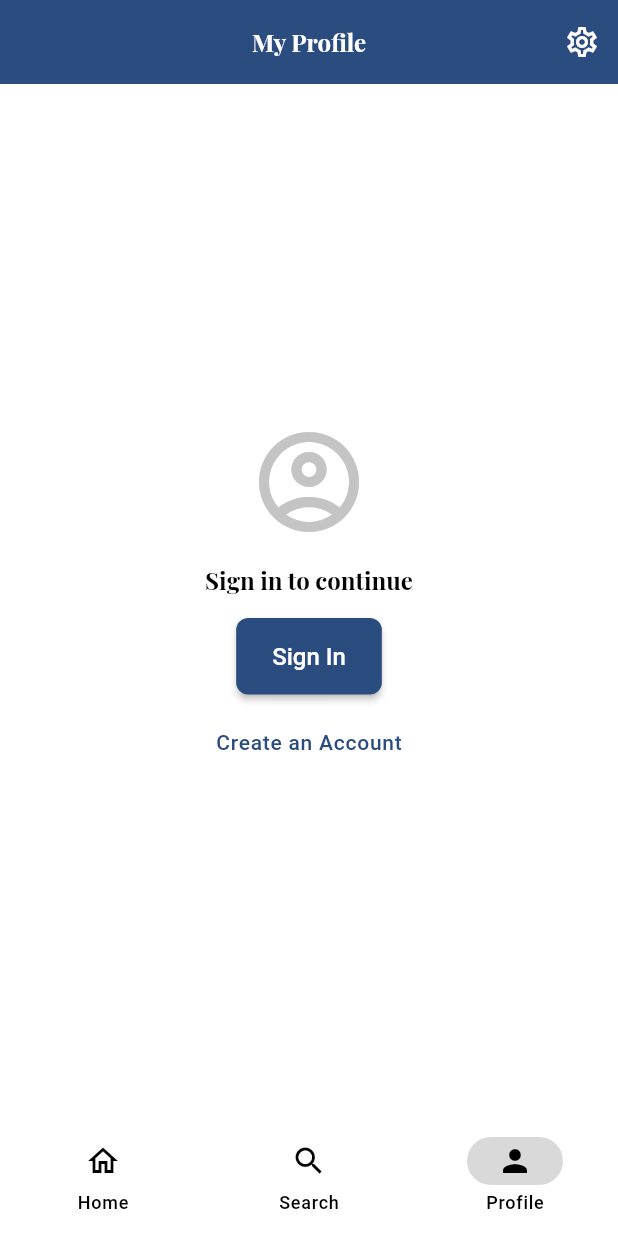
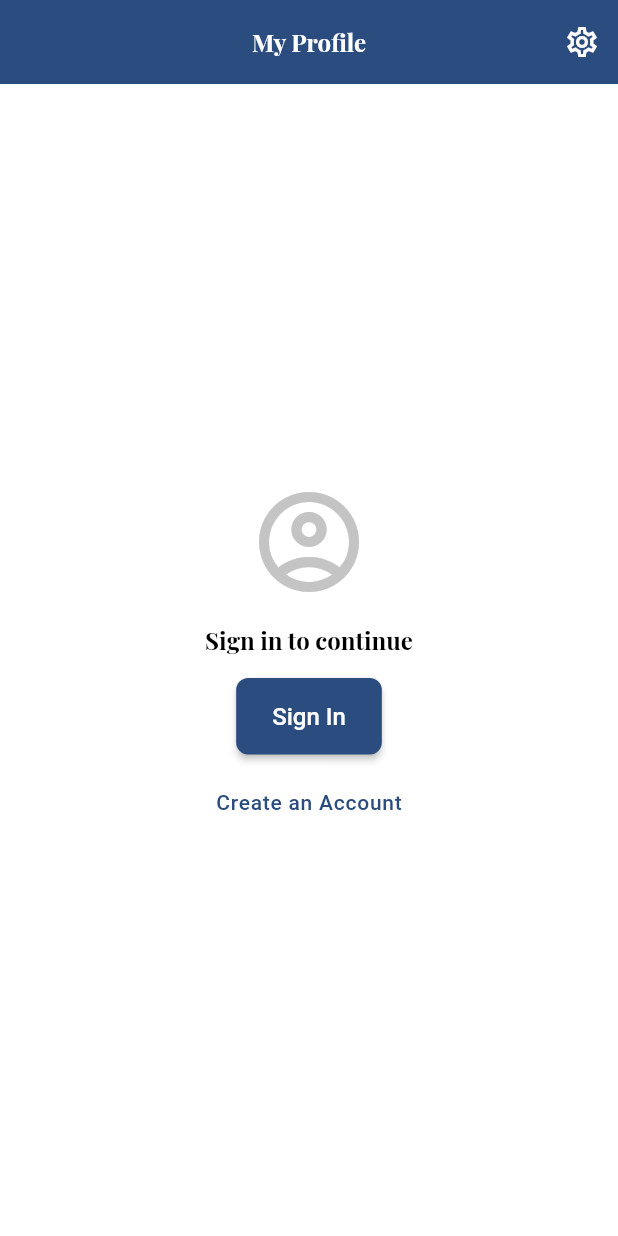
Before and after one commit to MulukanoorVarun/Architek, a Flutter app: the ProfileScreen screen opened by its route, on a phone screen of 412 x 824 dp. Run offline on Flutter 3.47's test engine with Material 3 defaults, Android fonts, the phone set to English and light mode, and no system bars; our stand-ins replace animate_do, carousel_slider, dio, equatable, flutter_bloc, flutter_rating_bar and 4 more; network calls fail.

```diff
--- a/lib/routes/app_router.dart
+++ b/lib/routes/app_router.dart
@@ -1,3 +1,4 @@
+import 'package:arkitek_app/screens/auth/RegistrationScreen.dart';
 import 'package:flutter/material.dart';
 import 'package:go_router/go_router.dart';
 import 'package:arkitek_app/screens/home/home_screen.dart';
@@ -31,12 +32,9 @@ class AppRouter {
   static final GoRouter router = GoRouter(
     initialLocation: AppRoutes.home,
     routes: [
-      ShellRoute(
-        builder: (context, state, child) => MainScreen(child: child),
-        routes: [
       GoRoute(
         path: AppRoutes.home,
-            builder: (context, state) => const HomeScreen(),
+        builder: (context, state) => const RegistrationScreen(),
       ),
       GoRoute(
         path: AppRoutes.findArchitect,
@@ -45,7 +43,8 @@ class AppRouter {
       GoRoute(
         path: AppRoutes.architectsList,
         builder: (context, state) {
-              final location = (state.extra as Map<String, dynamic>)['location'] as String;
+          final location =
+              (state.extra as Map<String, dynamic>)['location'] as String;
           return ArchitectListScreen(location: location);
         },
       ),
@@ -62,9 +61,8 @@ class AppRouter {
       ),
       GoRoute(
         path: AppRoutes.registerArchitect,
-            builder: (context, state) => const RegisterArchitectScreen(),
+        builder: (context, state) => const RegistrationScreen(),
       ),
-
       GoRoute(
         path: AppRoutes.messages,
         builder: (context, state) => const MessagesScreen(),
@@ -78,8 +76,6 @@ class AppRouter {
         builder: (context, state) => const SettingsScreen(),
       ),
     ],
-      ),
-    ],
     errorBuilder: (context, state) => Scaffold(
       body: Center(
         child: Text('Page not found: ${state.uri.path}'),
--- a/lib/theme/app_theme.dart
+++ b/lib/theme/app_theme.dart
@@ -32,7 +32,7 @@ class AppTheme {
       elevation: 0,
       centerTitle: true,
     ),
-    cardTheme: CardTheme(
+    cardTheme: CardThemeData(
       elevation: 2,
       shape: RoundedRectangleBorder(
         borderRadius: BorderRadius.circular(AppSpacing.md),
@@ -75,22 +75,28 @@ class AppTheme {
       ),
     ),
     inputDecorationTheme: InputDecorationTheme(
+      labelStyle: GoogleFonts.playfairDisplay(
+          fontWeight: FontWeight.w500, fontSize: 14, color: Colors.black),
+      hintStyle: GoogleFonts.playfairDisplay(
+          fontWeight: FontWeight.w500, fontSize: 14, color: Colors.black),
       border: OutlineInputBorder(
         borderRadius: BorderRadius.circular(AppSpacing.sm),
-        borderSide: BorderSide(color: AppColors.secondary[400]!),
+        borderSide: BorderSide(color:  AppColors.primary[700]!, width: 1),
       ),
       enabledBorder: OutlineInputBorder(
         borderRadius: BorderRadius.circular(AppSpacing.sm),
-        borderSide: BorderSide(color: AppColors.secondary[400]!),
+        borderSide: BorderSide(color:  AppColors.primary[700]!, width: 1),
       ),
       focusedBorder: OutlineInputBorder(
         borderRadius: BorderRadius.circular(AppSpacing.sm),
-        borderSide: BorderSide(color: AppColors.primary[700]!, width: 2),
+        borderSide: BorderSide(color: AppColors.primary[700]!, width: 1),
       ),
       errorBorder: OutlineInputBorder(
         borderRadius: BorderRadius.circular(AppSpacing.sm),
-        borderSide: BorderSide(color: AppColors.error[700]!, width: 1),
+        borderSide: BorderSide(color: AppColors.primary[700]!, width: 1),
       ),
+      errorStyle: GoogleFonts.playfairDisplay(
+          fontWeight: FontWeight.w400, fontSize: 13, color: Colors.red),
       contentPadding: EdgeInsets.all(AppSpacing.md),
       filled: true,
       fillColor: Colors.white,
@@ -150,7 +156,7 @@ class AppTheme {
       elevation: 0,
       centerTitle: true,
     ),
-    cardTheme: CardTheme(
+    cardTheme: CardThemeData(
       elevation: 4,
       shape: RoundedRectangleBorder(
         borderRadius: BorderRadius.circular(AppSpacing.md),
@@ -194,25 +200,31 @@ class AppTheme {
       ),
     ),
     inputDecorationTheme: InputDecorationTheme(
+      labelStyle: GoogleFonts.playfairDisplay(
+          fontWeight: FontWeight.w500, fontSize: 14, color: Colors.black),
+      hintStyle: GoogleFonts.playfairDisplay(
+          fontWeight: FontWeight.w500, fontSize: 14, color: Colors.black),
       border: OutlineInputBorder(
         borderRadius: BorderRadius.circular(AppSpacing.sm),
-        borderSide: BorderSide(color: AppColors.secondary[700]!),
+        borderSide: BorderSide(color:  AppColors.primary[700]!, width: 1),
       ),
       enabledBorder: OutlineInputBorder(
         borderRadius: BorderRadius.circular(AppSpacing.sm),
-        borderSide: BorderSide(color: AppColors.secondary[700]!),
+        borderSide: BorderSide(color:  AppColors.primary[700]!, width: 1),
       ),
       focusedBorder: OutlineInputBorder(
         borderRadius: BorderRadius.circular(AppSpacing.sm),
-        borderSide: BorderSide(color: AppColors.primary[400]!, width: 2),
+        borderSide: BorderSide(color: AppColors.primary[700]!, width: 1),
       ),
       errorBorder: OutlineInputBorder(
         borderRadius: BorderRadius.circular(AppSpacing.sm),
-        borderSide: BorderSide(color: AppColors.error[600]!, width: 1),
+        borderSide: BorderSide(color: AppColors.primary[700]!, width: 1),
       ),
+      errorStyle: GoogleFonts.playfairDisplay(
+          fontWeight: FontWeight.w400, fontSize: 13, color: Colors.red),
       contentPadding: EdgeInsets.all(AppSpacing.md),
       filled: true,
-      fillColor: Color(0xFF2C2C2C),
+      fillColor: Colors.white,
     ),
     bottomNavigationBarTheme: BottomNavigationBarThemeData(
       backgroundColor: Color(0xFF1E1E1E),
--- a/lib/theme/typography.dart
+++ b/lib/theme/typography.dart
@@ -65,7 +65,7 @@ class AppTypography {
   );
 
   static final TextStyle bodyMediumTextStyle = _body.copyWith(
-    fontSize: 14,
+    fontSize: 15,
     fontWeight: _regular,
     height: _bodyLineHeight,
   );
```
Also changed, not shown: lib/screens/auth/RegistrationScreen.dart (added, +280 -0 lines), lib/utils/Validator.dart (added, +119 -0 lines), pubspec.yaml (+1 -16 lines), pubspec.lock, 1 other file. Lines whose indentation alone changed are shown as unchanged.
